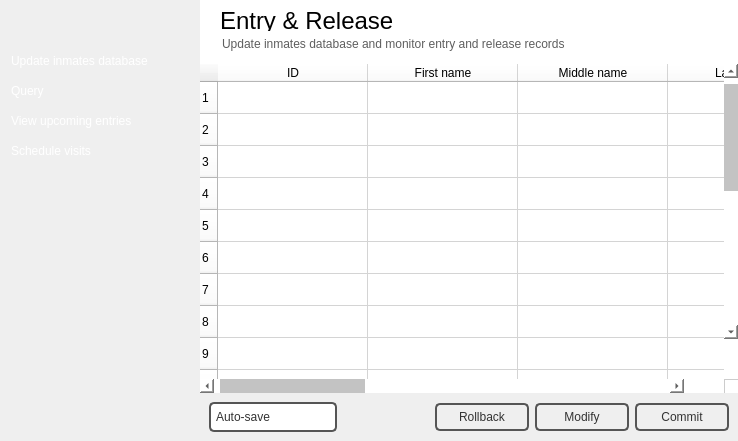
Qt form entryreleaseform.ui (NCNM/PMS_01) before a commit.
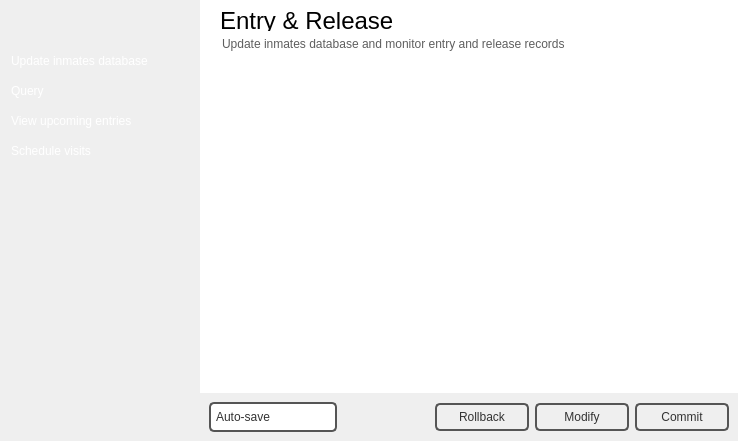
The same form after that commit. Icons and pictures are not drawn.

The edit to the form file:
```diff
--- a/entryreleaseform.ui
+++ b/entryreleaseform.ui
@@ -499,9 +499,6 @@
          <property name="spacing">
           <number>0</number>
          </property>
-         <property name="sizeConstraint">
-          <enum>QLayout::SetMaximumSize</enum>
-         </property>
          <property name="leftMargin">
           <number>0</number>
          </property>
@@ -515,128 +512,10 @@
           <number>0</number>
          </property>
          <item>
-          <widget class="QTableWidget" name="tableWidget">
-           <property name="styleSheet">
-            <string notr="true">background-color: rgb(255, 255, 255);</string>
-           </property>
+          <widget class="QTableView" name="tableView">
            <property name="frameShape">
             <enum>QFrame::NoFrame</enum>
            </property>
-           <property name="showGrid">
-            <bool>true</bool>
-           </property>
-           <property name="rowCount">
-            <number>23</number>
-           </property>
-           <property name="columnCount">
-            <number>10</number>
-           </property>
-           <attribute name="horizontalHeaderVisible">
-            <bool>true</bool>
-           </attribute>
-           <attribute name="horizontalHeaderCascadingSectionResizes">
-            <bool>false</bool>
-           </attribute>
-           <attribute name="horizontalHeaderDefaultSectionSize">
-            <number>150</number>
-           </attribute>
-           <attribute name="horizontalHeaderHighlightSections">
-            <bool>false</bool>
-           </attribute>
-           <attribute name="horizontalHeaderMinimumSectionSize">
-            <number>32</number>
-           </attribute>
-           <attribute name="horizontalHeaderShowSortIndicator" stdset="0">
-            <bool>true</bool>
-           </attribute>
-           <attribute name="horizontalHeaderStretchLastSection">
-            <bool>true</bool>
-           </attribute>
-           <attribute name="verticalHeaderCascadingSectionResizes">
-            <bool>true</bool>
-           </attribute>
-           <attribute name="verticalHeaderDefaultSectionSize">
-            <number>32</number>
-           </attribute>
-           <attribute name="verticalHeaderMinimumSectionSize">
-            <number>23</number>
-           </attribute>
-           <attribute name="verticalHeaderStretchLastSection">
-            <bool>false</bool>
-           </attribute>
-           <row/>
-           <row/>
-           <row/>
-           <row/>
-           <row/>
-           <row/>
-           <row/>
-           <row/>
-           <row/>
-           <row/>
-           <row/>
-           <row/>
-           <row/>
-           <row/>
-           <row/>
-           <row/>
-           <row/>
-           <row/>
-           <row/>
-           <row/>
-           <row/>
-           <row/>
-           <row/>
-           <column>
-            <property name="text">
-             <string>ID</string>
-            </property>
-           </column>
-           <column>
-            <property name="text">
-             <string>First name</string>
-            </property>
-           </column>
-           <column>
-            <property name="text">
-             <string>Middle name</string>
-            </property>
-           </column>
-           <column>
-            <property name="text">
-             <string>Last name</string>
-            </property>
-           </column>
-           <column>
-            <property name="text">
-             <string>Gender</string>
-            </property>
-           </column>
-           <column>
-            <property name="text">
-             <string>Birthdate</string>
-            </property>
-           </column>
-           <column>
-            <property name="text">
-             <string>Ethnic</string>
-            </property>
-           </column>
-           <column>
-            <property name="text">
-             <string>Hair</string>
-            </property>
-           </column>
-           <column>
-            <property name="text">
-             <string>Eyes</string>
-            </property>
-           </column>
-           <column>
-            <property name="text">
-             <string>Reason</string>
-            </property>
-           </column>
           </widget>
          </item>
          <item>
```
Left out of the diff: 2 changed lines with no effect on the pictures.
